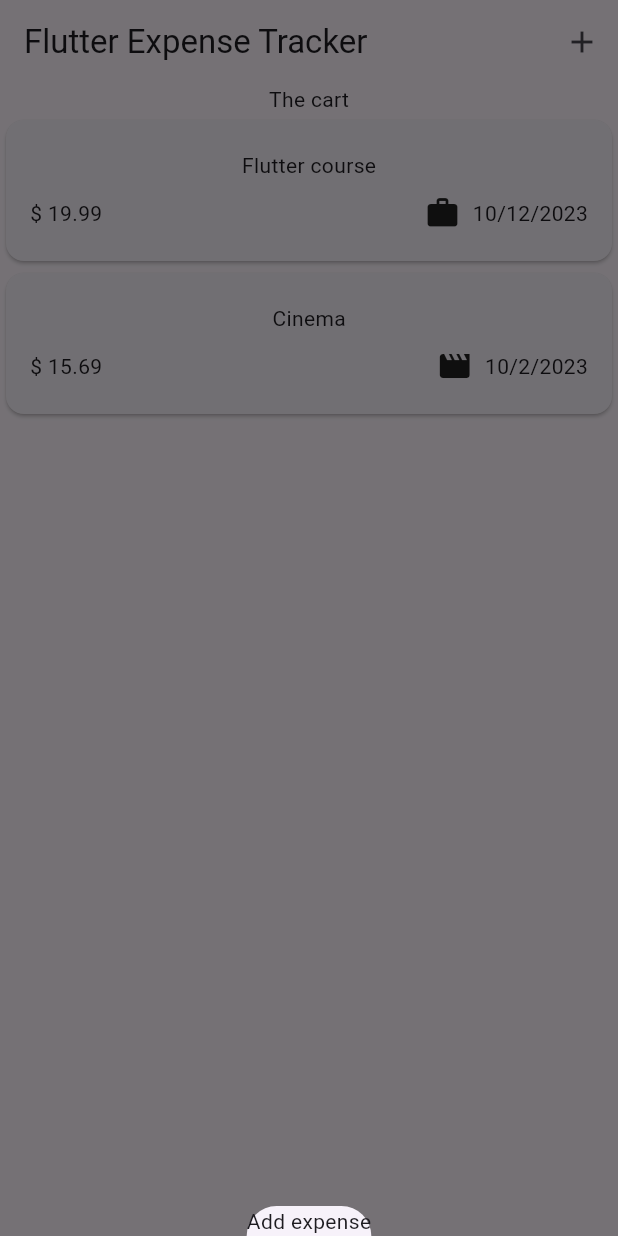
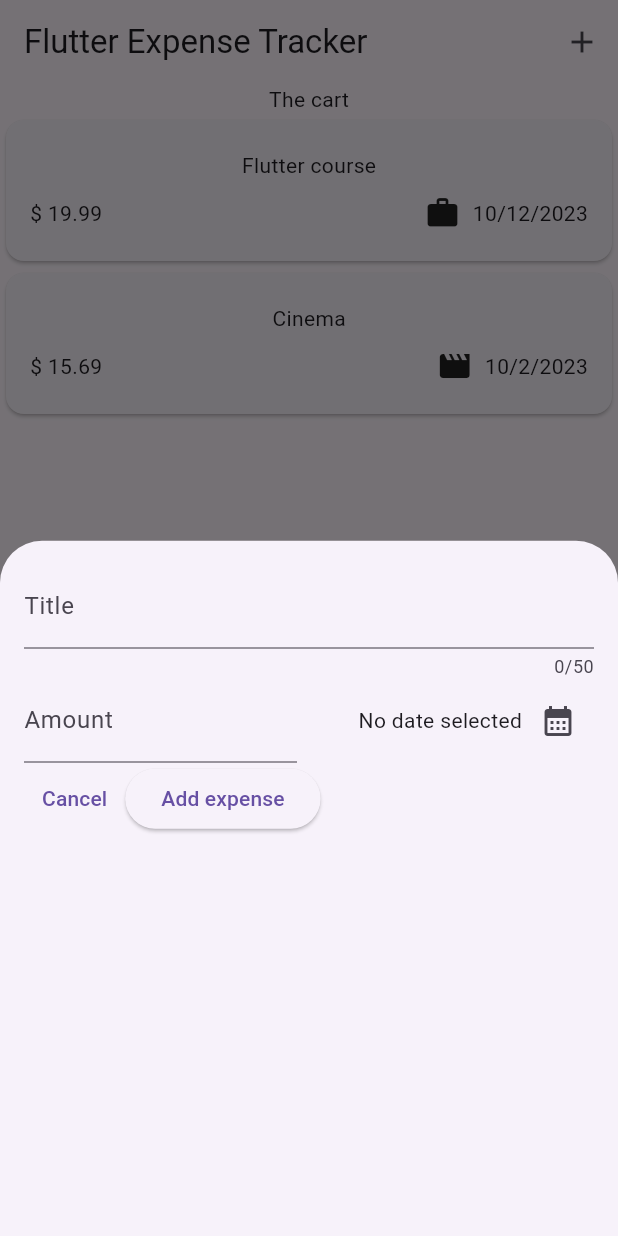
Before and after one commit to marcelojaf/udemy-flutter, a Flutter app: the screen it shows after launch, after a tap on the "add" icon, on a phone screen of 412 x 824 dp. Run offline on Flutter 3.47's test engine with Material 2 defaults, Android fonts, the phone set to English and light mode, and no system bars; our stand-ins replace google_fonts.

Commit message:
Date picker working

```diff
--- a/03_expense_tracker/lib/widgets/expenses.dart
+++ b/03_expense_tracker/lib/widgets/expenses.dart
@@ -1,5 +1,6 @@
 import 'package:expense_tracker/widgets/expenses_list/expenses_list.dart';
 import 'package:expense_tracker/models/expense.dart';
+import 'package:expense_tracker/widgets/new_expense.dart';
 import 'package:flutter/material.dart';
 
 class Expenses extends StatefulWidget {
@@ -28,13 +29,15 @@ class _ExpensesState extends State<Expenses> {
   void _openAddExpenseOverlay() {
     showModalBottomSheet(
       context: context,
-      builder: (ctx) => const Text('Add expense'),
+      builder: (ctx) => const NewExpense(),
     );
   }
 
   @override
   Widget build(BuildContext context) {
-    return Scaffold(
+    return GestureDetector(
+      onTap: () => FocusManager.instance.primaryFocus?.unfocus(),
+      child: Scaffold(
         appBar: AppBar(
           title: const Text(
             'Flutter Expense Tracker',
@@ -60,6 +63,7 @@ class _ExpensesState extends State<Expenses> {
             )
           ],
         ),
+      ),
     );
   }
 }
--- /dev/null
+++ b/03_expense_tracker/lib/widgets/new_expense.dart
@@ -0,0 +1,122 @@
+import 'package:expense_tracker/models/expense.dart';
+import 'package:flutter/material.dart';
+
+class NewExpense extends StatefulWidget {
+  const NewExpense({super.key});
+
+  @override
+  State<NewExpense> createState() => _NewExpenseState();
+}
+
+class _NewExpenseState extends State<NewExpense> {
+  final _titleController = TextEditingController();
+  final _amountController = TextEditingController();
+  DateTime? _selectedDate;
+
+  void _presentDatePicker() async {
+    final pickedDate = await showDatePicker(
+      context: context,
+      initialDate: DateTime.now(),
+      firstDate: DateTime.now().subtract(const Duration(days: 365)),
+      lastDate: DateTime.now(),
+    );
+
+    setState(() {
+      _selectedDate = pickedDate;
+    });
+  }
+
+  @override
+  void dispose() {
+    _titleController.dispose();
+    _amountController.dispose();
+    super.dispose();
+  }
+
+  @override
+  Widget build(BuildContext context) {
+    return Padding(
+      padding: const EdgeInsets.all(16),
+      child: Column(
+        children: [
+          TextField(
+            controller: _titleController,
+            maxLength: 50,
+            keyboardType: TextInputType.name,
+            decoration: const InputDecoration(
+              labelText: 'Title',
+            ),
+          ),
+          Row(
+            children: [
+              Expanded(
+                child: TextField(
+                  controller: _amountController,
+                  keyboardType: const TextInputType.numberWithOptions(
+                    decimal: true,
+                  ),
+                  decoration: const InputDecoration(
+                    prefixText: '\$',
+                    labelText: 'Amount',
+                  ),
+                ),
+              ),
+              const SizedBox(
+                width: 16,
+              ),
+              Expanded(
+                child: Row(
+                  mainAxisAlignment: MainAxisAlignment.end,
+                  crossAxisAlignment: CrossAxisAlignment.center,
+                  children: [
+                    Text(
+                      _selectedDate == null
+                          ? 'No date selected'
+                          : formatter.format(_selectedDate!),
+                    ),
+                    IconButton(
+                      onPressed: _presentDatePicker,
+                      icon: const Icon(Icons.calendar_month),
+                    )
+                  ],
+                ),
+              ),
+            ],
+          ),
+          Row(
+            children: [
+              // DropdownButton(
+              //   items: Category.values
+              //       .map(
+              //         (category) => DropdownMenuItem(
+              //           value: category,
+              //           child: Text(
+              //             category.name.toString(),
+              //           ),
+              //         ),
+              //       )
+              //       .toList(),
+              //   onChanged: (value) {
+              //     print(value);
+              //   },
+              // ),
+              TextButton(
+                onPressed: () {
+                  Navigator.of(context).pop();
+                },
+                child: const Text('Cancel'),
+              ),
+              ElevatedButton(
+                onPressed: () {
+                  print(_titleController.text);
+                  print(_amountController.text);
+                },
+                child: const Text('Add expense'),
+              ),
+            ],
+          )
+        ],
+      ),
+    );
+  }
+}
```
Lines whose indentation alone changed are shown as unchanged.
